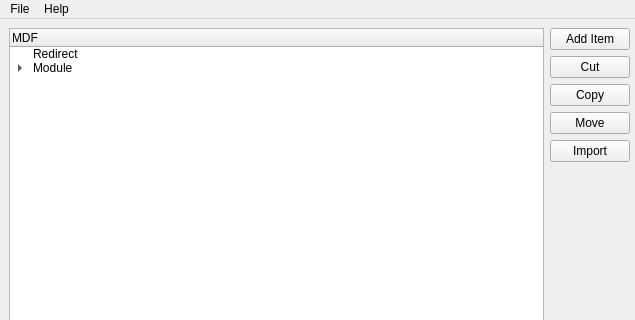
This is src/cfrmmdf.ui in grodansparadis/vscp-works-qt as Qt 5 draws it before an edit; both pictures show x 0 to 635 and y 0 to 320 of the 635 by 716 pixel window. The edited form follows.
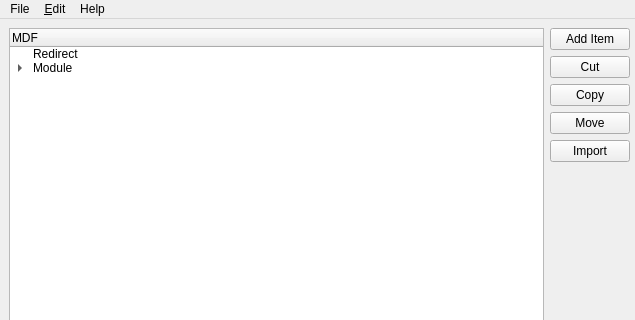
This is the edited form.

Commit message: regs added to mdf edit

```diff
--- a/src/cfrmmdf.ui
+++ b/src/cfrmmdf.ui
@@ -228,7 +228,14 @@
      <string>Help</string>
     </property>
    </widget>
+   <widget class="QMenu" name="menu_Edit">
+    <property name="title">
+     <string>&amp;Edit</string>
+    </property>
+    <addaction name="actionE_xpand_all"/>
+   </widget>
    <addaction name="menuFile"/>
+   <addaction name="menu_Edit"/>
    <addaction name="menuHelp"/>
   </widget>
   <widget class="QStatusBar" name="statusbar"/>
```
Left out of the diff: 17 changed lines with no effect on the pictures. The commit also changes 6 other files.
